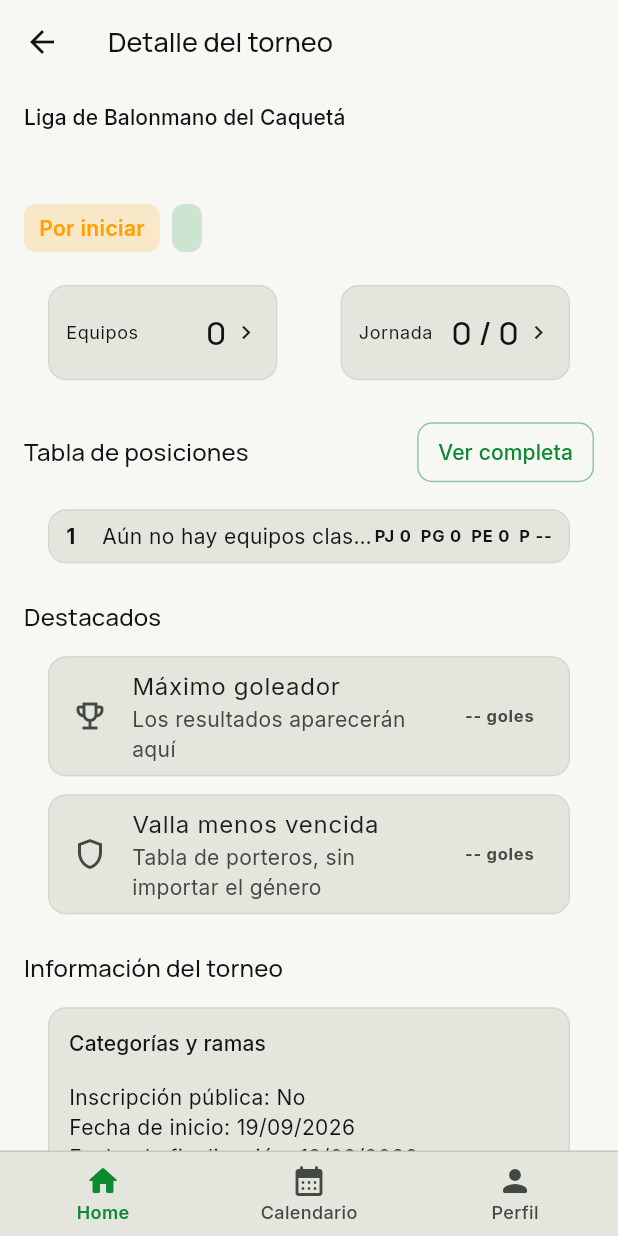
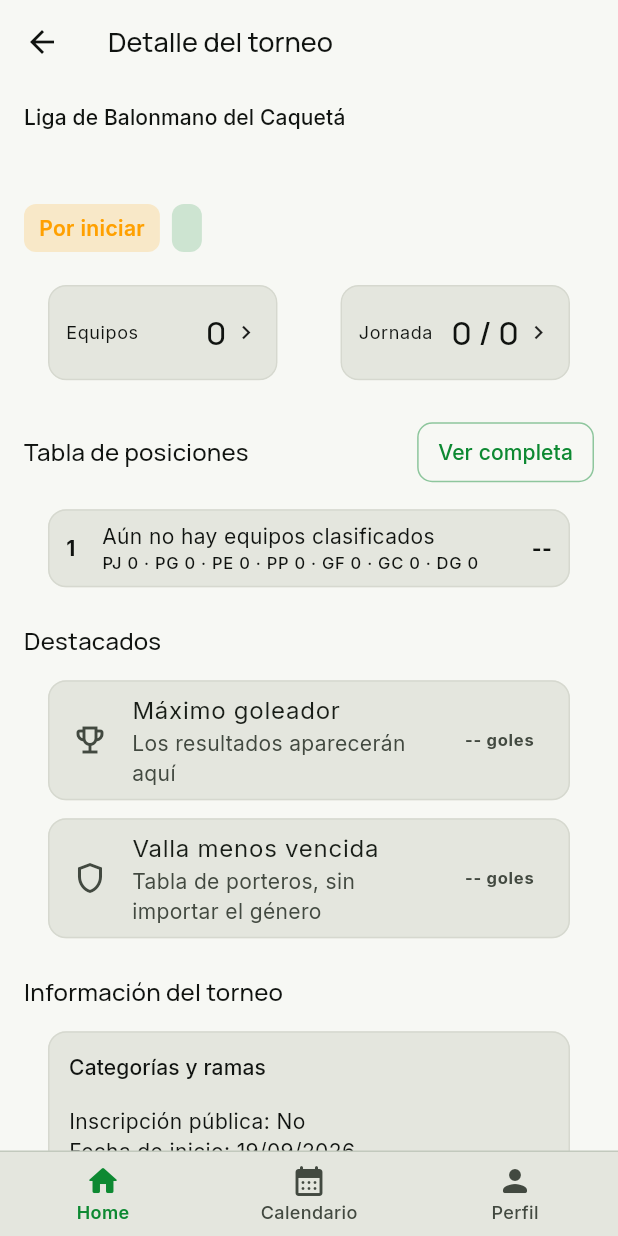
Before and after one commit to tatiana1104/handplay_demo, a Flutter app: the TournamentDetailScreen screen opened directly with empty values, on a phone screen of 412 x 824 dp. Run offline on Flutter 3.47's test engine with Material 3 defaults, Android fonts, the phone set to English and light mode, and no system bars; our stand-ins replace cloud_firestore, dartz, equatable, firebase_auth, firebase_core, firebase_messaging and 5 more; accounts and stored records are empty.

Commit message:
fix: display complete standings statistics

```diff
--- a/lib/features/tournaments/presentation/screens/tournament_detail_screen.dart
+++ b/lib/features/tournaments/presentation/screens/tournament_detail_screen.dart
@@ -968,7 +968,17 @@ class _StandingsSummary extends StatelessWidget {
       final rows = _sortedStandings(snapshot.data?.docs ?? const []);
       if (rows.isEmpty) return const _StandingRow(position: '1', team: 'Aún no hay equipos clasificados', points: '--');
       final leader = rows.first;
-      return _StandingRow(position: '1', team: _teamLabel(leader), points: '${_points(leader)} pts');
+      return _StandingRow(
+        position: '1',
+        team: _teamLabel(leader),
+        points: '${_points(leader)} pts',
+        played: _stat(leader, 'played'),
+        wins: _stat(leader, 'wins'),
+        draws: _stat(leader, 'draws'),
+        losses: _stat(leader, 'losses'),
+        goalsFor: _stat(leader, 'goalsFor'),
+        goalsAgainst: _stat(leader, 'goalsAgainst'),
+      );
     },
   );
 }
@@ -1001,7 +1011,17 @@ class _FullStandingsScreen extends StatelessWidget {
           padding: const EdgeInsets.all(16),
           itemCount: rows.length,
           separatorBuilder: (_, __) => const SizedBox(height: 6),
-          itemBuilder: (_, index) => _StandingRow(position: '${index + 1}', team: _teamLabel(rows[index]), points: '${_points(rows[index])} pts', played: _stat(rows[index], 'played'), wins: _stat(rows[index], 'wins'), draws: _stat(rows[index], 'draws'), losses: _stat(rows[index], 'losses')),
+          itemBuilder: (_, index) => _StandingRow(
+            position: '${index + 1}',
+            team: _teamLabel(rows[index]),
+            points: '${_points(rows[index])} pts',
+            played: _stat(rows[index], 'played'),
+            wins: _stat(rows[index], 'wins'),
+            draws: _stat(rows[index], 'draws'),
+            losses: _stat(rows[index], 'losses'),
+            goalsFor: _stat(rows[index], 'goalsFor'),
+            goalsAgainst: _stat(rows[index], 'goalsAgainst'),
+          ),
         );
       },
     ),
@@ -1009,7 +1029,7 @@ class _FullStandingsScreen extends StatelessWidget {
 }
 
 class _StandingRow extends StatelessWidget {
-  const _StandingRow({required this.position, required this.team, required this.points, this.played = 0, this.wins = 0, this.draws = 0, this.losses = 0});
+  const _StandingRow({required this.position, required this.team, required this.points, this.played = 0, this.wins = 0, this.draws = 0, this.losses = 0, this.goalsFor = 0, this.goalsAgainst = 0});
   final String position;
   final String team;
   final String points;
@@ -1017,9 +1037,26 @@ class _StandingRow extends StatelessWidget {
   final int wins;
   final int draws;
   final int losses;
+  final int goalsFor;
+  final int goalsAgainst;
 
   @override
-  Widget build(BuildContext context) => Card(child: Padding(padding: const EdgeInsets.symmetric(horizontal: 12, vertical: 8), child: Row(children: [SizedBox(width: 24, child: Text(position, style: const TextStyle(fontWeight: FontWeight.bold))), Expanded(child: Text(team, overflow: TextOverflow.ellipsis)), Text('PJ $played  PG $wins  PE $draws  P $points', style: Theme.of(context).textTheme.labelSmall?.copyWith(fontWeight: FontWeight.w700))])));
+  Widget build(BuildContext context) {
+    final goalDifference = goalsFor - goalsAgainst;
+    return Card(
+      child: Padding(
+        padding: const EdgeInsets.symmetric(horizontal: 12, vertical: 8),
+        child: Row(
+          children: [
+            SizedBox(width: 24, child: Text(position, style: const TextStyle(fontWeight: FontWeight.bold))),
+            Expanded(child: Column(crossAxisAlignment: CrossAxisAlignment.start, children: [Text(team, overflow: TextOverflow.ellipsis), Text('PJ $played · PG $wins · PE $draws · PP $losses · GF $goalsFor · GC $goalsAgainst · DG $goalDifference', style: Theme.of(context).textTheme.labelSmall)])),
+            const SizedBox(width: 8),
+            Text(points, style: const TextStyle(fontWeight: FontWeight.bold)),
+          ],
+        ),
+      ),
+    );
+  }
 }
 
 class _Highlights extends StatelessWidget {
```
